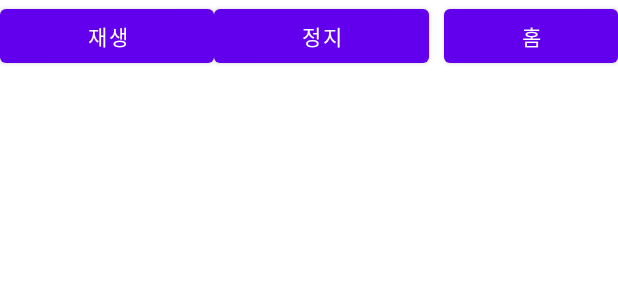
After one commit to moosimoosihan/EditText, an Android app: the layout activity_music_player_example.xml on its own in the app's theme, with its tools: preview values and no code run, on a phone screen of 412 x 824 dp. The commit adds this screen. Shown: the top 300 px of the screen. Run offline under Robolectric (Android 15) with nearby library versions, the phone set to English and light mode, and no system bars.

Commit message:
music(music play and view change error)

```diff
--- a/app/src/main/AndroidManifest.xml
+++ b/app/src/main/AndroidManifest.xml
@@ -16,6 +16,9 @@
         android:theme="@style/Theme.EditText"
         android:usesCleartextTraffic="true"
         tools:targetApi="31">
+        <activity
+            android:name=".MusicPlayerExample"
+            android:exported="false" />
         <activity
             android:name=".Vpager2"
             android:exported="false" />
--- /dev/null
+++ b/app/src/main/res/layout/activity_music_player_example.xml
@@ -0,0 +1,30 @@
+<?xml version="1.0" encoding="utf-8"?>
+<LinearLayout xmlns:android="http://schemas.android.com/apk/res/android"
+    xmlns:app="http://schemas.android.com/apk/res-auto"
+    xmlns:tools="http://schemas.android.com/tools"
+    android:layout_width="match_parent"
+    android:layout_height="match_parent"
+    tools:context=".MusicPlayerExample">
+
+    <Button
+        android:id="@+id/btn_play"
+        android:layout_width="wrap_content"
+        android:layout_height="wrap_content"
+        android:layout_weight="1"
+        android:text="재생"/>
+
+    <Button
+        android:id="@+id/btn_stop"
+        android:layout_width="wrap_content"
+        android:layout_height="wrap_content"
+        android:layout_weight="1"
+        android:text="정지"
+        android:layout_marginRight="10dp"/>
+    <Button
+        android:id="@+id/btn_home"
+        android:layout_width="wrap_content"
+        android:layout_height="wrap_content"
+        android:layout_weight="0.5"
+        android:text="홈"/>
+
+</LinearLayout>
```
Also changed, not shown: app/src/main/java/com/example/edittext/MainActivity.java (+27 -0 lines), app/src/main/java/com/example/edittext/MusicPlayerExample.java (added, +57 -0 lines), app/src/main/res/layout/activity_main.xml (+20 -1 lines), 1 other file.
